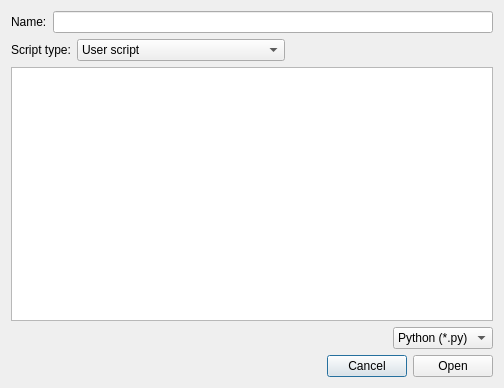
ess-dmsc/nicos, file nicos_ess/gui/dialogs/remote_file_dialog.ui: the form before one commit.
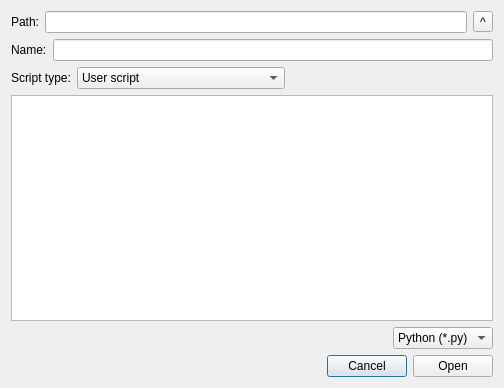
The form after the commit.

Commit message: folders more or less working when opening files

Patch:
```diff
--- a/nicos_ess/gui/dialogs/remote_file_dialog.ui
+++ b/nicos_ess/gui/dialogs/remote_file_dialog.ui
@@ -14,6 +14,31 @@
    <string>Open Script File</string>
   </property>
   <layout class="QVBoxLayout" name="verticalLayout">
+   <item>
+    <layout class="QHBoxLayout" name="save_name_layout_2">
+     <item>
+      <widget class="QLabel" name="lbl_path">
+       <property name="text">
+        <string>Path:</string>
+       </property>
+      </widget>
+     </item>
+     <item>
+      <widget class="QLineEdit" name="txt_path">
+       <property name="readOnly">
+        <bool>true</bool>
+       </property>
+      </widget>
+     </item>
+     <item>
+      <widget class="QToolButton" name="btn_up">
+       <property name="text">
+        <string>^</string>
+       </property>
+      </widget>
+     </item>
+    </layout>
+   </item>
    <item>
     <layout class="QHBoxLayout" name="save_name_layout">
      <item>
```
Left out of the diff: 6 changed lines with no effect on the pictures. The commit also changes 2 other files.
